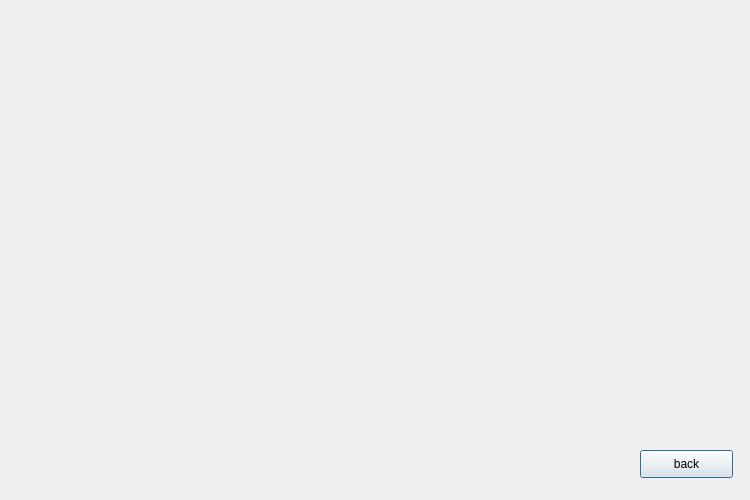
Qt form GUINext_refer.ui (QUAFFquaff/AutoCoach) before a commit.
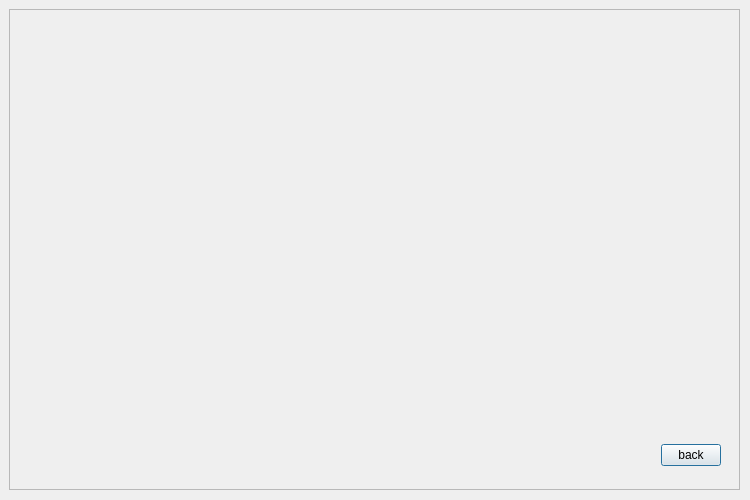
The same form after that commit.

Commit message: polish the next page

Patch:
```diff
--- a/GUINext_refer.ui
+++ b/GUINext_refer.ui
@@ -13,18 +13,90 @@
   <property name="windowTitle">
    <string>Dialog</string>
   </property>
-  <widget class="QPushButton" name="backBtn">
+  <widget class="QFrame" name="back">
    <property name="geometry">
     <rect>
-     <x>640</x>
-     <y>450</y>
-     <width>93</width>
-     <height>28</height>
+     <x>9</x>
+     <y>9</y>
+     <width>731</width>
+     <height>481</height>
     </rect>
    </property>
-   <property name="text">
-    <string>back</string>
+   <property name="frameShape">
+    <enum>QFrame::StyledPanel</enum>
    </property>
+   <property name="frameShadow">
+    <enum>QFrame::Raised</enum>
+   </property>
+   <layout class="QVBoxLayout" name="verticalLayout_2">
+    <property name="spacing">
+     <number>0</number>
+    </property>
+    <item>
+     <widget class="QWidget" name="canvas" native="true">
+      <property name="minimumSize">
+       <size>
+        <width>0</width>
+        <height>0</height>
+       </size>
+      </property>
+      <layout class="QGridLayout" name="gridLayout"/>
+     </widget>
+    </item>
+    <item>
+     <widget class="QWidget" name="down" native="true">
+      <property name="minimumSize">
+       <size>
+        <width>0</width>
+        <height>50</height>
+       </size>
+      </property>
+      <property name="maximumSize">
+       <size>
+        <width>16777215</width>
+        <height>50</height>
+       </size>
+      </property>
+      <layout class="QHBoxLayout" name="horizontalLayout">
+       <item>
+        <spacer name="horizontalSpacer">
+         <property name="orientation">
+          <enum>Qt::Horizontal</enum>
+         </property>
+         <property name="sizeHint" stdset="0">
+          <size>
+           <width>40</width>
+           <height>20</height>
+          </size>
+         </property>
+        </spacer>
+       </item>
+       <item>
+        <widget class="QPushButton" name="backBtn">
+         <property name="maximumSize">
+          <size>
+           <width>60</width>
+           <height>16777215</height>
+          </size>
+         </property>
+         <property name="layoutDirection">
+          <enum>Qt::LeftToRight</enum>
+         </property>
+         <property name="autoFillBackground">
+          <bool>false</bool>
+         </property>
+         <property name="text">
+          <string>back</string>
+         </property>
+         <property name="default">
+          <bool>false</bool>
+         </property>
+        </widget>
+       </item>
+      </layout>
+     </widget>
+    </item>
+   </layout>
   </widget>
  </widget>
  <resources/>
```
The commit also changes 7 other files.
